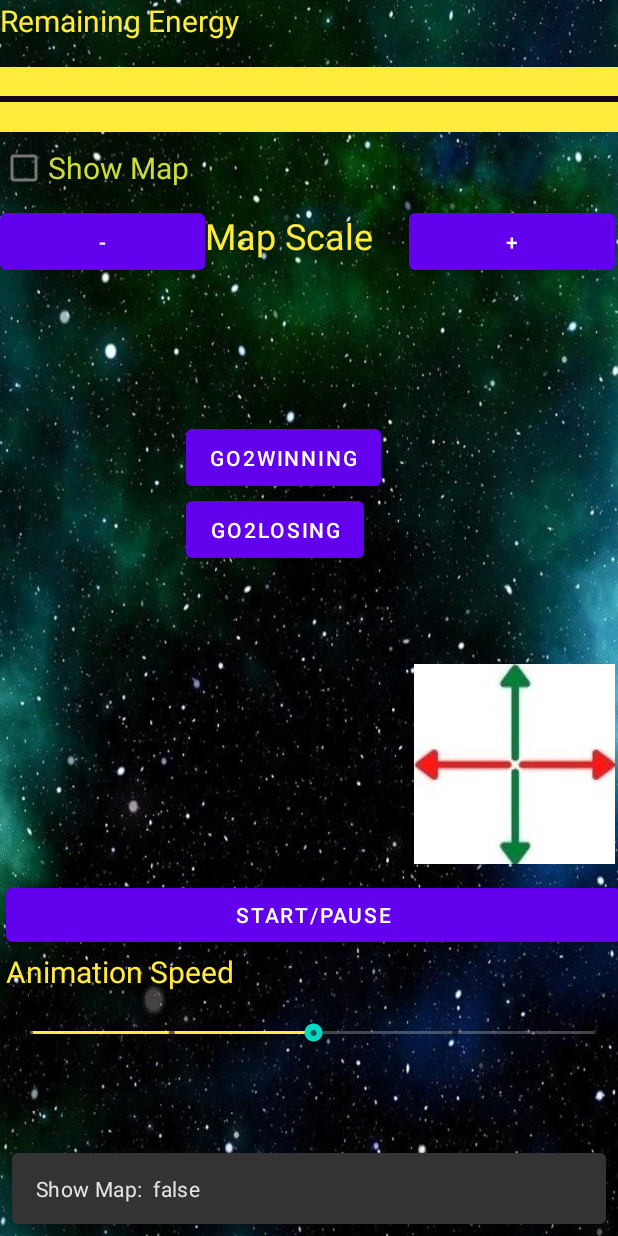
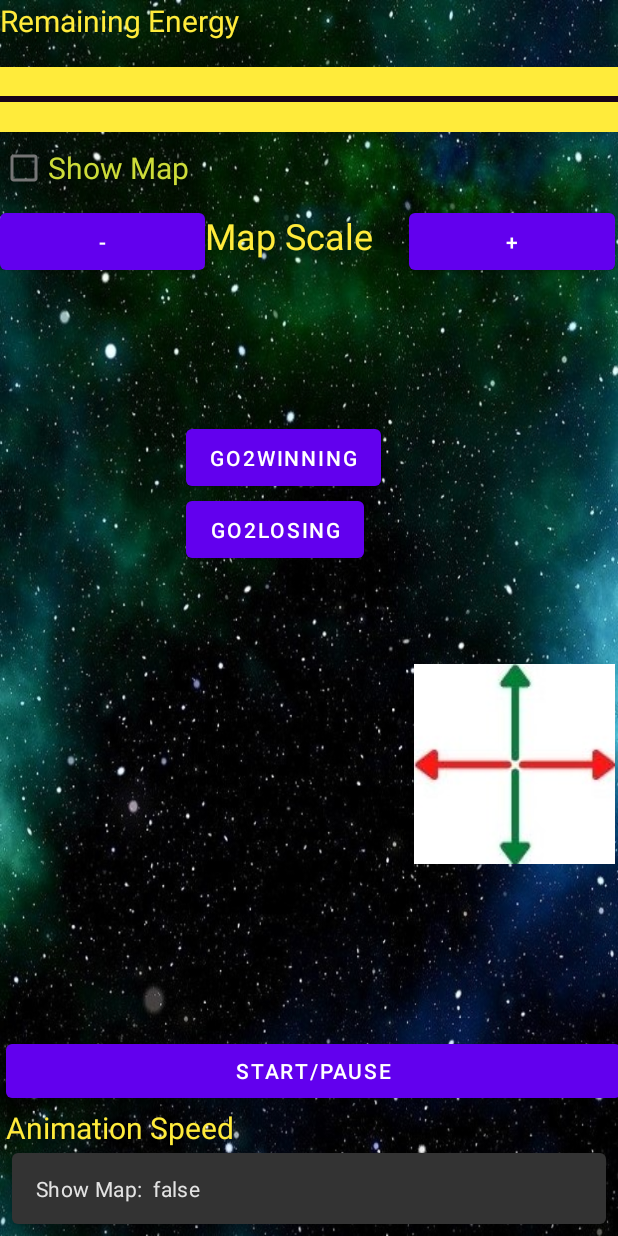
Before and after one commit to BlueBearon/AMaze, an Android app: the PlayAnimationActivity screen opened directly, with no data from a screen before it, after a tap on "Show Map", on a phone screen of 412 x 824 dp. Run offline under Robolectric (Android 15) with nearby library versions, the phone set to English and light mode, and no system bars; our stand-ins replace navigation-ui; Roboto replaces fonts that are not available here.

Commit message:
Made changes to Play Aniamtion layout

```diff
--- a/app/src/main/res/layout/activity_play_animation.xml
+++ b/app/src/main/res/layout/activity_play_animation.xml
@@ -95,7 +95,7 @@
         android:layout_width="410dp"
         android:layout_height="130dp"
         android:layout_marginStart="4dp"
-        android:layout_marginBottom="108dp"
+        android:layout_marginBottom="4dp"
         android:orientation="vertical"
         app:layout_constraintBottom_toBottomOf="parent"
         app:layout_constraintStart_toStartOf="parent">
```
